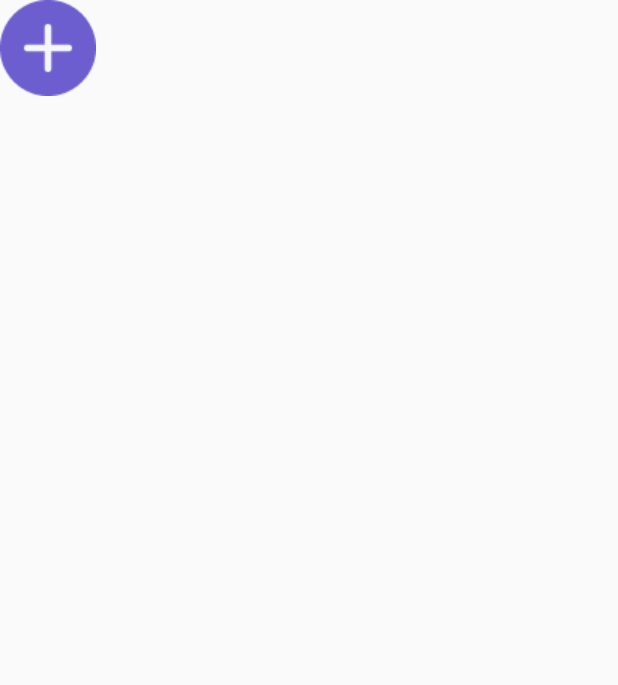
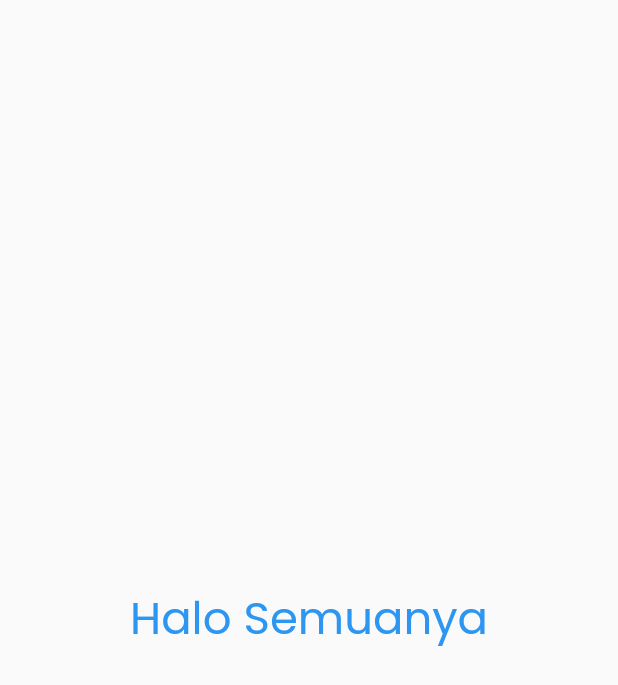
Before and after one commit to yanaatere/shamo, a Flutter app: the screen it shows after launch, on a phone screen of 412 x 824 dp. Shown: the top 685 px of the screen. Run offline on Flutter 3.47's test engine with Material 2 defaults, Android fonts, the phone set to English and light mode, and no system bars; our stand-ins replace google_fonts.

Commit message:
Persiapan Pembuatan Aplikasi

```diff
--- a/lib/main.dart
+++ b/lib/main.dart
@@ -1,4 +1,5 @@
 import 'package:flutter/material.dart';
+import 'theme.dart';
 
 void main() {
   runApp(MyApp());
@@ -18,7 +19,14 @@ class Homepage extends StatelessWidget {
   @override
   Widget build(BuildContext context) {
     return Scaffold(
-      body: Image.asset('assets/button_add.png'),
+      body: Center(
+        child: Text(
+          'Halo Semuanya',
+          style: priceTextStyle.copyWith(
+            fontSize: 30
+          ),
+        ),
+      ),
     );
   }
 }
--- a/pubspec.yaml
+++ b/pubspec.yaml
@@ -34,6 +34,7 @@ dependencies:
   # The following adds the Cupertino Icons font to your application.
   # Use with the CupertinoIcons class for iOS style icons.
   cupertino_icons: ^1.0.2
+  google_fonts: ^3.0.1
 
 dev_dependencies:
   flutter_test:
```
Also changed, not shown: lib/theme.dart (added, +30 -0 lines), pubspec.lock.
